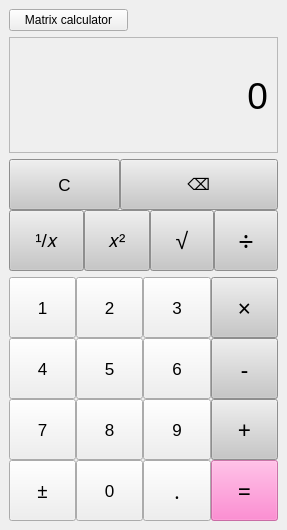
ValikSilchenko/Calculator, file calculator.ui: the form before one commit.
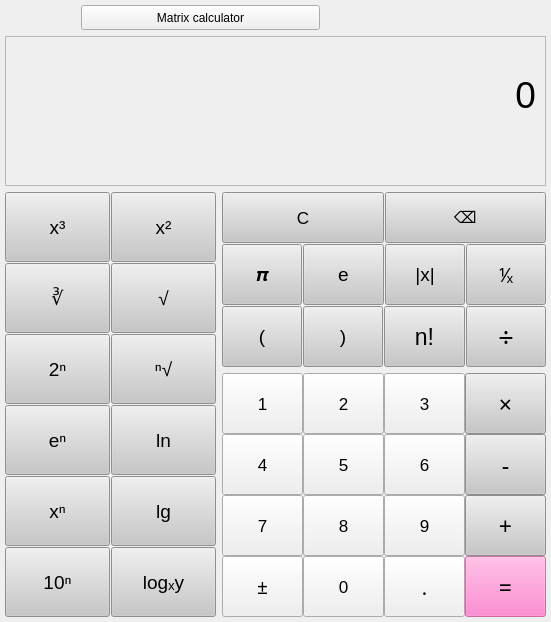
The form after the commit.

Commit message: added science calculator design

What changed in the file:
```diff
--- a/calculator.ui
+++ b/calculator.ui
@@ -6,14 +6,14 @@
    <rect>
     <x>0</x>
     <y>0</y>
-    <width>287</width>
-    <height>530</height>
+    <width>551</width>
+    <height>622</height>
    </rect>
   </property>
   <property name="minimumSize">
    <size>
-    <width>287</width>
-    <height>530</height>
+    <width>551</width>
+    <height>622</height>
    </size>
   </property>
   <property name="windowTitle">
@@ -23,8 +23,39 @@
    <string notr="true"/>
   </property>
   <widget class="QWidget" name="centralwidget">
-   <layout class="QGridLayout" name="gridLayout_3">
+   <layout class="QGridLayout" name="gridLayout_6">
+    <property name="leftMargin">
+     <number>5</number>
+    </property>
+    <property name="topMargin">
+     <number>5</number>
+    </property>
+    <property name="rightMargin">
+     <number>5</number>
+    </property>
+    <property name="bottomMargin">
+     <number>5</number>
+    </property>
+    <property name="spacing">
+     <number>3</number>
+    </property>
     <item row="0" column="0">
+     <widget class="QStackedWidget" name="stackedWidget">
+      <widget class="QWidget" name="page">
+       <layout class="QGridLayout" name="gridLayout_7">
+        <property name="leftMargin">
+         <number>0</number>
+        </property>
+        <property name="topMargin">
+         <number>0</number>
+        </property>
+        <property name="rightMargin">
+         <number>0</number>
+        </property>
+        <property name="bottomMargin">
+         <number>0</number>
+        </property>
+        <item row="0" column="0" colspan="2">
      <layout class="QGridLayout" name="gridLayout_5">
       <property name="sizeConstraint">
        <enum>QLayout::SetNoConstraint</enum>
@@ -69,7 +100,7 @@
       </item>
      </layout>
     </item>
-    <item row="1" column="0">
+        <item row="1" column="0" colspan="2">
      <widget class="QScrollArea" name="scrollArea">
       <property name="minimumSize">
        <size>
@@ -100,11 +131,24 @@
         <rect>
          <x>0</x>
          <y>0</y>
-         <width>267</width>
-         <height>109</height>
+             <width>539</width>
+             <height>136</height>
         </rect>
        </property>
        <layout class="QGridLayout" name="gridLayout_4">
+            <item row="3" column="0">
+             <spacer name="verticalSpacer">
+              <property name="orientation">
+               <enum>Qt::Vertical</enum>
+              </property>
+              <property name="sizeHint" stdset="0">
+               <size>
+                <width>20</width>
+                <height>10</height>
+               </size>
+              </property>
+             </spacer>
+            </item>
         <item row="0" column="0">
          <widget class="QLabel" name="optLabel">
           <property name="maximumSize">
@@ -130,7 +174,7 @@
           </property>
          </widget>
         </item>
-        <item row="1" column="0">
+            <item row="2" column="0">
          <widget class="QLabel" name="label">
           <property name="sizePolicy">
            <sizepolicy hsizetype="Preferred" vsizetype="Preferred">
@@ -152,32 +196,124 @@
           </property>
          </widget>
         </item>
-        <item row="2" column="0">
-         <spacer name="verticalSpacer">
-          <property name="orientation">
-           <enum>Qt::Vertical</enum>
-          </property>
-          <property name="sizeHint" stdset="0">
-           <size>
-            <width>20</width>
-            <height>10</height>
-           </size>
-          </property>
-         </spacer>
-        </item>
        </layout>
       </widget>
      </widget>
     </item>
-    <item row="2" column="0">
+        <item row="2" column="0" rowspan="2">
      <layout class="QGridLayout" name="gridLayout_2">
-      <property name="sizeConstraint">
-       <enum>QLayout::SetMinAndMaxSize</enum>
-      </property>
       <property name="spacing">
-       <number>0</number>
-      </property>
-      <item row="1" column="3">
+           <number>1</number>
+          </property>
+          <item row="0" column="0">
+           <widget class="QPushButton" name="cubeButton">
+            <property name="sizePolicy">
+             <sizepolicy hsizetype="Minimum" vsizetype="Minimum">
+              <horstretch>0</horstretch>
+              <verstretch>0</verstretch>
+             </sizepolicy>
+            </property>
+            <property name="minimumSize">
+             <size>
+              <width>61</width>
+              <height>61</height>
+             </size>
+            </property>
+            <property name="maximumSize">
+             <size>
+              <width>16777215</width>
+              <height>90</height>
+             </size>
+            </property>
+            <property name="font">
+             <font>
+              <family>Microsoft Sans Serif</family>
+              <pointsize>14</pointsize>
+             </font>
+            </property>
+            <property name="styleSheet">
+             <string notr="true">QPushButton {background-color: rgb(199, 199, 199);}
+QPushButton:hover {background-color: rgb(181, 172, 222);}
+QPushButton:clicked {background-color: rgb(173, 173, 173);}</string>
+            </property>
+            <property name="text">
+             <string>x³</string>
+            </property>
+           </widget>
+          </item>
+          <item row="0" column="1">
+           <widget class="QPushButton" name="sqrButton">
+            <property name="sizePolicy">
+             <sizepolicy hsizetype="Minimum" vsizetype="Minimum">
+              <horstretch>0</horstretch>
+              <verstretch>0</verstretch>
+             </sizepolicy>
+            </property>
+            <property name="minimumSize">
+             <size>
+              <width>61</width>
+              <height>61</height>
+             </size>
+            </property>
+            <property name="maximumSize">
+             <size>
+              <width>16777215</width>
+              <height>90</height>
+             </size>
+            </property>
+            <property name="font">
+             <font>
+              <family>Microsoft Sans Serif</family>
+              <pointsize>14</pointsize>
+             </font>
+            </property>
+            <property name="styleSheet">
+             <string notr="true">QPushButton {background-color: rgb(199, 199, 199);}
+QPushButton:hover {background-color: rgb(181, 172, 222);}
+QPushButton:clicked {background-color: rgb(173, 173, 173);}</string>
+            </property>
+            <property name="text">
+             <string>x²</string>
+            </property>
+           </widget>
+          </item>
+          <item row="1" column="0">
+           <widget class="QPushButton" name="cubeRootButton">
+            <property name="sizePolicy">
+             <sizepolicy hsizetype="Minimum" vsizetype="Minimum">
+              <horstretch>0</horstretch>
+              <verstretch>0</verstretch>
+             </sizepolicy>
+            </property>
+            <property name="minimumSize">
+             <size>
+              <width>61</width>
+              <height>61</height>
+             </size>
+            </property>
+            <property name="maximumSize">
+             <size>
+              <width>16777215</width>
+              <height>90</height>
+             </size>
+            </property>
+            <property name="font">
+             <font>
+              <family>Microsoft Sans Serif</family>
+              <pointsize>14</pointsize>
+             </font>
+            </property>
+            <property name="styleSheet">
+             <string notr="true">QPushButton {background-color: rgb(199, 199, 199);}
+QPushButton:hover {background-color: rgb(181, 172, 222);}
+QPushButton:clicked {background-color: rgb(173, 173, 173);}</string>
+            </property>
+            <property name="text">
+             <string>∛</string>
+            </property>
+           </widget>
+          </item>
+          <item row="1" column="1">
        <widget class="QPushButton" name="sqrtButton">
         <property name="sizePolicy">
          <sizepolicy hsizetype="Minimum" vsizetype="Minimum">
@@ -200,7 +336,7 @@
         <property name="font">
          <font>
           <family>Microsoft Sans Serif</family>
-          <pointsize>17</pointsize>
+              <pointsize>14</pointsize>
          </font>
         </property>
         <property name="styleSheet">
@@ -213,8 +349,339 @@
         </property>
        </widget>
       </item>
+          <item row="2" column="0">
+           <widget class="QPushButton" name="twoInPowerButton">
+            <property name="sizePolicy">
+             <sizepolicy hsizetype="Minimum" vsizetype="Minimum">
+              <horstretch>0</horstretch>
+              <verstretch>0</verstretch>
+             </sizepolicy>
+            </property>
+            <property name="minimumSize">
+             <size>
+              <width>61</width>
+              <height>61</height>
+             </size>
+            </property>
+            <property name="maximumSize">
+             <size>
+              <width>16777215</width>
+              <height>90</height>
+             </size>
+            </property>
+            <property name="font">
+             <font>
+              <family>Microsoft Sans Serif</family>
+              <pointsize>14</pointsize>
+             </font>
+            </property>
+            <property name="styleSheet">
+             <string notr="true">QPushButton {background-color: rgb(199, 199, 199);}
+QPushButton:hover {background-color: rgb(181, 172, 222);}
+QPushButton:clicked {background-color: rgb(173, 173, 173);}</string>
+            </property>
+            <property name="text">
+             <string>2ⁿ</string>
+            </property>
+           </widget>
+          </item>
+          <item row="2" column="1">
+           <widget class="QPushButton" name="rootButton">
+            <property name="sizePolicy">
+             <sizepolicy hsizetype="Minimum" vsizetype="Minimum">
+              <horstretch>0</horstretch>
+              <verstretch>0</verstretch>
+             </sizepolicy>
+            </property>
+            <property name="minimumSize">
+             <size>
+              <width>61</width>
+              <height>61</height>
+             </size>
+            </property>
+            <property name="maximumSize">
+             <size>
+              <width>16777215</width>
+              <height>90</height>
+             </size>
+            </property>
+            <property name="font">
+             <font>
+              <family>Microsoft Sans Serif</family>
+              <pointsize>14</pointsize>
+             </font>
+            </property>
+            <property name="styleSheet">
+             <string notr="true">QPushButton {background-color: rgb(199, 199, 199);}
+QPushButton:hover {background-color: rgb(181, 172, 222);}
+QPushButton:clicked {background-color: rgb(173, 173, 173);}</string>
+            </property>
+            <property name="text">
+             <string>ⁿ√</string>
+            </property>
+           </widget>
+          </item>
+          <item row="3" column="0">
+           <widget class="QPushButton" name="eInPowerButton">
+            <property name="sizePolicy">
+             <sizepolicy hsizetype="Minimum" vsizetype="Minimum">
+              <horstretch>0</horstretch>
+              <verstretch>0</verstretch>
+             </sizepolicy>
+            </property>
+            <property name="minimumSize">
+             <size>
+              <width>61</width>
+              <height>61</height>
+             </size>
+            </property>
+            <property name="maximumSize">
+             <size>
+              <width>16777215</width>
+              <height>90</height>
+             </size>
+            </property>
+            <property name="font">
+             <font>
+              <family>Microsoft Sans Serif</family>
+              <pointsize>14</pointsize>
+             </font>
+            </property>
+            <property name="styleSheet">
+             <string notr="true">QPushButton {background-color: rgb(199, 199, 199);}
+QPushButton:hover {background-color: rgb(181, 172, 222);}
+QPushButton:clicked {background-color: rgb(173, 173, 173);}</string>
+            </property>
+            <property name="text">
+             <string>eⁿ</string>
+            </property>
+           </widget>
+          </item>
+          <item row="3" column="1">
+           <widget class="QPushButton" name="natLogButton">
+            <property name="sizePolicy">
+             <sizepolicy hsizetype="Minimum" vsizetype="Minimum">
+              <horstretch>0</horstretch>
+              <verstretch>0</verstretch>
+             </sizepolicy>
+            </property>
+            <property name="minimumSize">
+             <size>
+              <width>61</width>
+              <height>61</height>
+             </size>
+            </property>
+            <property name="maximumSize">
+             <size>
+              <width>16777215</width>
+              <height>90</height>
+             </size>
+            </property>
+            <property name="font">
+             <font>
+              <family>Microsoft Sans Serif</family>
+              <pointsize>14</pointsize>
+             </font>
+            </property>
+            <property name="styleSheet">
+             <string notr="true">QPushButton {background-color: rgb(199, 199, 199);}
+QPushButton:hover {background-color: rgb(181, 172, 222);}
+QPushButton:clicked {background-color: rgb(173, 173, 173);}</string>
+            </property>
+            <property name="text">
+             <string>ln</string>
+            </property>
+           </widget>
+          </item>
+          <item row="4" column="0">
+           <widget class="QPushButton" name="powerButton">
+            <property name="sizePolicy">
+             <sizepolicy hsizetype="Minimum" vsizetype="Minimum">
+              <horstretch>0</horstretch>
+              <verstretch>0</verstretch>
+             </sizepolicy>
+            </property>
+            <property name="minimumSize">
+             <size>
+              <width>61</width>
+              <height>61</height>
+             </size>
+            </property>
+            <property name="maximumSize">
+             <size>
+              <width>16777215</width>
+              <height>90</height>
+             </size>
+            </property>
+            <property name="font">
+             <font>
+              <family>Microsoft Sans Serif</family>
+              <pointsize>14</pointsize>
+             </font>
+            </property>
+            <property name="styleSheet">
+             <string notr="true">QPushButton {background-color: rgb(199, 199, 199);}
+QPushButton:hover {background-color: rgb(181, 172, 222);}
+QPushButton:clicked {background-color: rgb(173, 173, 173);}</string>
+            </property>
+            <property name="text">
+             <string>xⁿ</string>
+            </property>
+           </widget>
+          </item>
+          <item row="4" column="1">
+           <widget class="QPushButton" name="decLogButton">
+            <property name="sizePolicy">
+             <sizepolicy hsizetype="Minimum" vsizetype="Minimum">
+              <horstretch>0</horstretch>
+              <verstretch>0</verstretch>
+             </sizepolicy>
+            </property>
+            <property name="minimumSize">
+             <size>
+              <width>61</width>
+              <height>61</height>
+             </size>
+            </property>
+            <property name="maximumSize">
+             <size>
+              <width>16777215</width>
+              <height>90</height>
+             </size>
+            </property>
+            <property name="font">
+             <font>
+              <family>Microsoft Sans Serif</family>
+              <pointsize>14</pointsize>
+             </font>
+            </property>
+            <property name="styleSheet">
+             <string notr="true">QPushButton {background-color: rgb(199, 199, 199);}
+QPushButton:hover {background-color: rgb(181, 172, 222);}
+QPushButton:clicked {background-color: rgb(173, 173, 173);}</string>
+            </property>
+            <property name="text">
+             <string>lg</string>
+            </property>
+           </widget>
+          </item>
+          <item row="5" column="0">
+           <widget class="QPushButton" name="tenInPowerButton">
+            <property name="sizePolicy">
+             <sizepolicy hsizetype="Minimum" vsizetype="Minimum">
+              <horstretch>0</horstretch>
+              <verstretch>0</verstretch>
+             </sizepolicy>
+            </property>
+            <property name="minimumSize">
+             <size>
+              <width>61</width>
+              <height>61</height>
+             </size>
+            </property>
+            <property name="maximumSize">
+             <size>
+              <width>16777215</width>
+              <height>90</height>
+             </size>
+            </property>
+            <property name="font">
+             <font>
+              <family>Microsoft Sans Serif</family>
+              <pointsize>14</pointsize>
+             </font>
+            </property>
+            <property name="styleSheet">
+             <string notr="true">QPushButton {background-color: rgb(199, 199, 199);}
+QPushButton:hover {background-color: rgb(181, 172, 222);}
+QPushButton:clicked {background-color: rgb(173, 173, 173);}</string>
+            </property>
+            <property name="text">
+             <string>10ⁿ</string>
+            </property>
+           </widget>
+          </item>
+          <item row="5" column="1">
+           <widget class="QPushButton" name="logButton">
+            <property name="sizePolicy">
+             <sizepolicy hsizetype="Minimum" vsizetype="Minimum">
+              <horstretch>0</horstretch>
+              <verstretch>0</verstretch>
+             </sizepolicy>
+            </property>
+            <property name="minimumSize">
+             <size>
+              <width>61</width>
+              <height>61</height>
+             </size>
+            </property>
+            <property name="maximumSize">
+             <size>
+              <width>16777215</width>
+              <height>90</height>
+             </size>
+            </property>
+            <property name="font">
+             <font>
+              <family>Microsoft Sans Serif</family>
+              <pointsize>14</pointsize>
+             </font>
+            </property>
+            <property name="styleSheet">
+             <string notr="true">QPushButton {background-color: rgb(199, 199, 199);}
+QPushButton:hover {background-color: rgb(181, 172, 222);}
+QPushButton:clicked {background-color: rgb(173, 173, 173);}</string>
+            </property>
+            <property name="text">
+             <string>logₓy</string>
+            </property>
+           </widget>
+          </item>
+         </layout>
+        </item>
+        <item row="2" column="1">
+         <layout class="QGridLayout" name="gridLayout_3">
+          <property name="spacing">
+           <number>1</number>
+          </property>
+          <item row="1" column="3">
+           <widget class="QPushButton" name="moduleButton">
+            <property name="sizePolicy">
+             <sizepolicy hsizetype="Minimum" vsizetype="Minimum">
+              <horstretch>0</horstretch>
+              <verstretch>0</verstretch>
+             </sizepolicy>
+            </property>
+            <property name="minimumSize">
+             <size>
+              <width>61</width>
+              <height>61</height>
+             </size>
+            </property>
+            <property name="maximumSize">
+             <size>
+              <width>16777215</width>
+              <height>90</height>
+             </size>
+            </property>
+            <property name="font">
+             <font>
+              <family>Microsoft Sans Serif</family>
+              <pointsize>14</pointsize>
+             </font>
+            </property>
+            <property name="styleSheet">
+             <string notr="true">QPushButton {background-color: rgb(199, 199, 199);}
+QPushButton:hover {background-color: rgb(181, 172, 222);}
+QPushButton:clicked {background-color: rgb(173, 173, 173);}</string>
+            </property>
+            <property name="text">
+             <string>|x|</string>
+            </property>
+           </widget>
+          </item>
       <item row="1" column="1" colspan="2">
-       <widget class="QPushButton" name="sqrButton">
+           <widget class="QPushButton" name="eButton">
         <property name="sizePolicy">
          <sizepolicy hsizetype="Minimum" vsizetype="Minimum">
           <horstretch>0</horstretch>
@@ -245,11 +712,119 @@
 QPushButton:clicked {background-color: rgb(173, 173, 173);}</string>
         </property>
         <property name="text">
-         <string>𝑥²</string>
+             <string>e</string>
         </property>
        </widget>
       </item>
-      <item row="0" column="0" colspan="2">
+          <item row="2" column="2" colspan="2">
+           <widget class="QPushButton" name="factButtton">
+            <property name="sizePolicy">
+             <sizepolicy hsizetype="Minimum" vsizetype="Minimum">
+              <horstretch>0</horstretch>
+              <verstretch>0</verstretch>
+             </sizepolicy>
+            </property>
+            <property name="minimumSize">
+             <size>
+              <width>61</width>
+              <height>61</height>
+             </size>
+            </property>
+            <property name="maximumSize">
+             <size>
+              <width>16777215</width>
+              <height>90</height>
+             </size>
+            </property>
+            <property name="font">
+             <font>
+              <family>Microsoft Sans Serif</family>
+              <pointsize>17</pointsize>
+             </font>
+            </property>
+            <property name="styleSheet">
+             <string notr="true">QPushButton {background-color: rgb(199, 199, 199);}
+QPushButton:hover {background-color: rgb(181, 172, 222);}
+QPushButton:clicked {background-color: rgb(173, 173, 173);}</string>
+            </property>
+            <property name="text">
+             <string>n!</string>
+            </property>
+           </widget>
+          </item>
+          <item row="1" column="0">
+           <widget class="QPushButton" name="piButton">
+            <property name="sizePolicy">
+             <sizepolicy hsizetype="Minimum" vsizetype="Minimum">
+              <horstretch>0</horstretch>
+              <verstretch>0</verstretch>
+             </sizepolicy>
+            </property>
+            <property name="minimumSize">
+             <size>
+              <width>61</width>
+              <height>61</height>
+             </size>
+            </property>
+            <property name="maximumSize">
+             <size>
+              <width>16777215</width>
+              <height>90</height>
+             </size>
+            </property>
+            <property name="font">
+             <font>
+              <family>Microsoft Sans Serif</family>
+              <pointsize>14</pointsize>
+             </font>
+            </property>
+            <property name="styleSheet">
+             <string notr="true">QPushButton {background-color: rgb(199, 199, 199);}
+QPushButton:hover {background-color: rgb(181, 172, 222);}
+QPushButton:clicked {background-color: rgb(173, 173, 173);}</string>
+            </property>
+            <property name="text">
+             <string>𝝅</string>
+            </property>
+           </widget>
+          </item>
+          <item row="1" column="4">
+           <widget class="QPushButton" name="reverseButton">
+            <property name="sizePolicy">
+             <sizepolicy hsizetype="Minimum" vsizetype="Minimum">
+              <horstretch>0</horstretch>
+              <verstretch>0</verstretch>
+             </sizepolicy>
+            </property>
+            <property name="minimumSize">
+             <size>
+              <width>61</width>
+              <height>61</height>
+             </size>
+            </property>
+            <property name="maximumSize">
+             <size>
+              <width>16777215</width>
+              <height>90</height>
+             </size>
+            </property>
+            <property name="font">
+             <font>
+              <family>Microsoft Sans Serif</family>
+              <pointsize>14</pointsize>
+             </font>
+            </property>
+            <property name="styleSheet">
+             <string notr="true">QPushButton {background-color: rgb(199, 199, 199);}
+QPushButton:hover {background-color: rgb(181, 172, 222);}
+QPushButton:clicked {background-color: rgb(173, 173, 173);}</string>
+            </property>
+            <property name="text">
+             <string>⅟ₓ</string>
+            </property>
+           </widget>
+          </item>
+          <item row="0" column="0" colspan="3">
        <widget class="QPushButton" name="clearButton">
         <property name="sizePolicy">
          <sizepolicy hsizetype="Minimum" vsizetype="Minimum">
@@ -286,8 +861,8 @@
         </property>
        </widget>
       </item>
-      <item row="1" column="0">
-       <widget class="QPushButton" name="reverseButton">
+          <item row="2" column="1">
+           <widget class="QPushButton" name="rightBbracket">
         <property name="sizePolicy">
          <sizepolicy hsizetype="Minimum" vsizetype="Minimum">
           <horstretch>0</horstretch>
@@ -318,11 +893,47 @@
 QPushButton:clicked {background-color: rgb(173, 173, 173);}</string>
         </property>
         <property name="text">
-         <string>¹/𝑥</string>
+             <string>)</string>
         </property>
        </widget>
       </item>
-      <item row="1" column="4">
+          <item row="2" column="0">
+           <widget class="QPushButton" name="leftBracket">
+            <property name="sizePolicy">
+             <sizepolicy hsizetype="Minimum" vsizetype="Minimum">
+              <horstretch>0</horstretch>
+              <verstretch>0</verstretch>
+             </sizepolicy>
+            </property>
+            <property name="minimumSize">
+             <size>
+              <width>61</width>
+              <height>61</height>
+             </size>
+            </property>
+            <property name="maximumSize">
+             <size>
+              <width>16777215</width>
+              <height>90</height>
+             </size>
+            </property>
+            <property name="font">
+             <font>
+              <family>Microsoft Sans Serif</family>
+              <pointsize>14</pointsize>
+             </font>
+            </property>
+            <property name="styleSheet">
+             <string notr="true">QPushButton {background-color: rgb(199, 199, 199);}
+QPushButton:hover {background-color: rgb(181, 172, 222);}
+QPushButton:clicked {background-color: rgb(173, 173, 173);}</string>
+            </property>
+            <property name="text">
+             <string>(</string>
+            </property>
+           </widget>
+          </item>
+          <item row="2" column="4">
        <widget class="QPushButton" name="pushButton_div">
         <property name="sizePolicy">
          <sizepolicy hsizetype="Minimum" vsizetype="Minimum">
@@ -361,7 +972,7 @@
         </attribute>
        </widget>
       </item>
-      <item row="0" column="2" colspan="3">
+          <item row="0" column="3" colspan="2">
        <widget class="QPushButton" name="delLastSymbBtn">
         <property name="sizePolicy">
          <sizepolicy hsizetype="Minimum" vsizetype="Minimum">
@@ -399,7 +1010,7 @@
       </item>
      </layout>
     </item>
-    <item row="3" column="0">
+        <item row="3" column="1">
      <layout class="QGridLayout" name="gridLayout" rowstretch="0,0,0,0" columnstretch="0,0,0,0">
       <property name="sizeConstraint">
        <enum>QLayout::SetNoConstraint</enum>
@@ -921,6 +1532,11 @@
     </item>
    </layout>
   </widget>
+      <widget class="QWidget" name="page_2"/>
+     </widget>
+    </item>
+   </layout>
+  </widget>
  </widget>
  <resources/>
  <connections/>
```
Left out of the diff: 2 changed lines with no effect on the pictures. Lines whose indentation alone changed are shown as unchanged. The commit also changes 4 other files.
